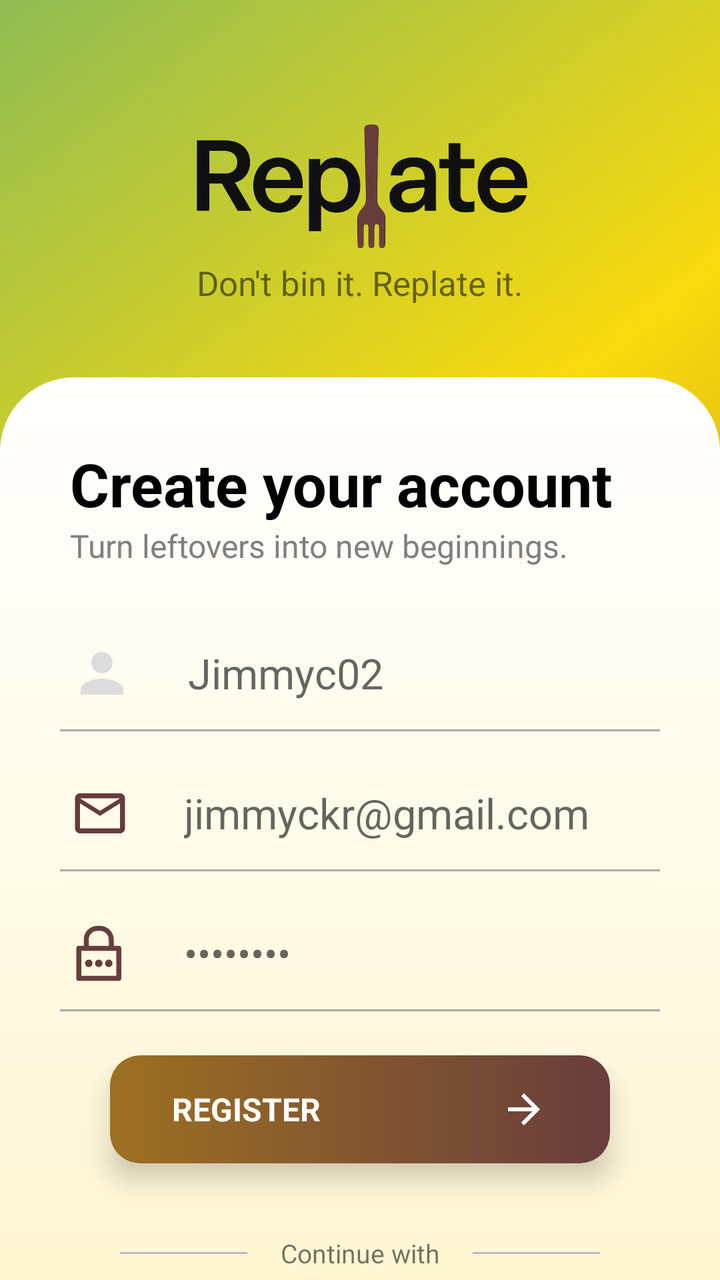
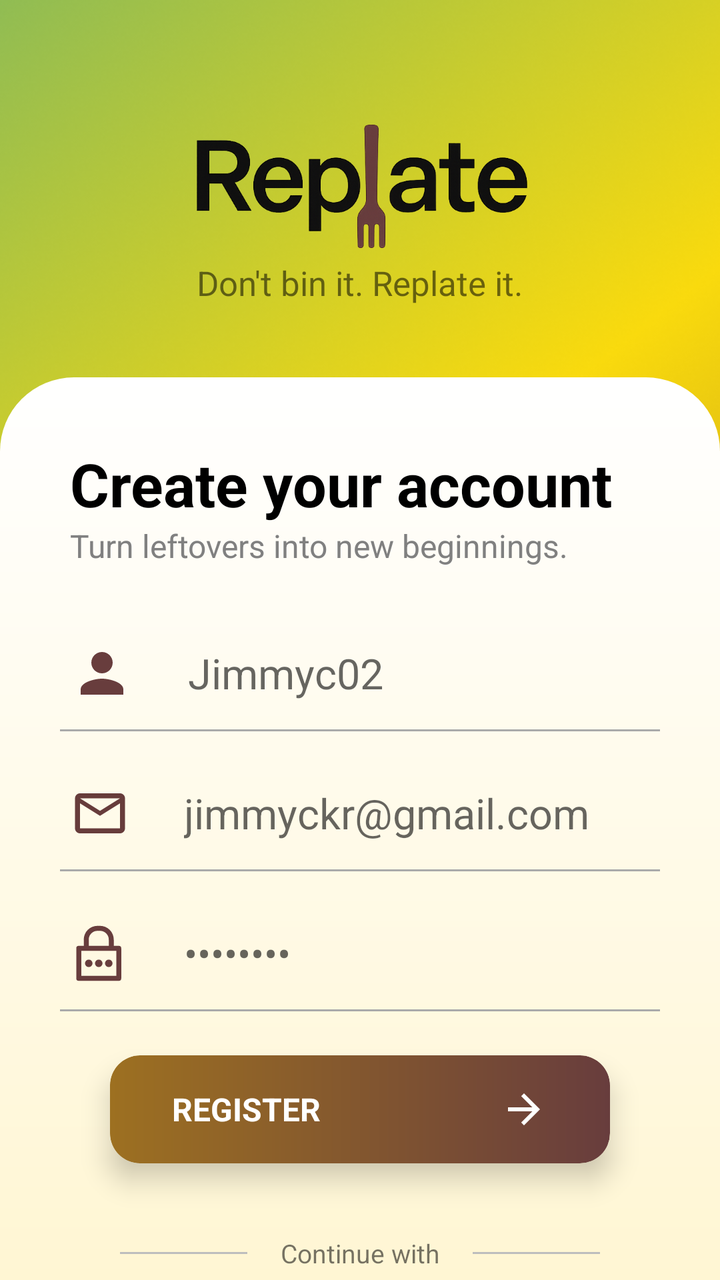

An Android layout rendered at two revisions. The XML below is the earlier revision; the diff shows what the commit changed to produce the second picture.
<!-- AndroidManifest.xml: application theme Theme.Replate -->
<!-- res/layout/activity_register.xml -->
<?xml version="1.0" encoding="utf-8"?>
<LinearLayout
    xmlns:app="http://schemas.android.com/apk/res-auto"
    xmlns:android="http://schemas.android.com/apk/res/android"
  android:gravity="center_horizontal"
    android:orientation="vertical"
    android:layout_width="match_parent"
    android:layout_height="match_parent"
    android:background="@drawable/mainbackground">
    <ImageView
        android:layout_marginTop="60dp"
        android:layout_width="170dp"
        android:layout_height="70dp"
        android:src="@drawable/replatedarknarrower"/>
    <TextView
        android:layout_width="wrap_content"
        android:layout_height="wrap_content"
        android:text="Don't bin it. Replate it."
        android:textSize="17dp"/>

    <LinearLayout
        android:visibility="visible"
        android:id="@+id/slideup"
        android:layout_width="match_parent"
        android:layout_height="800dp"
        android:layout_marginTop="36dp"
        android:background="@drawable/login_banner_background"
        android:orientation="vertical">

        <TextView
            android:layout_width="wrap_content"
            android:layout_height="wrap_content"
            android:layout_marginStart="35dp"
            android:layout_marginTop="33dp"
            android:text="Create your account"
            android:textColor="@color/black"
            android:textSize="30dp"
            android:textStyle="bold" />

        <TextView
            android:layout_width="wrap_content"
            android:layout_height="wrap_content"
            android:layout_marginStart="35dp"
            android:text="Turn leftovers into new beginnings."
            android:textColor="#808080"
            android:orientation="vertical"
            android:textSize="16dp"
            />

        <LinearLayout
            android:layout_marginStart="35dp"
            android:layout_marginTop="37dp"
            android:layout_width="wrap_content"
            android:layout_height="wrap_content"
            >
            <ImageView
                android:layout_width="32dp"
                android:layout_height="32dp"
                android:src="@drawable/ic_login"/>

            <EditText
                android:background="@null"
                android:id="@+id/login"
                android:layout_width="wrap_content"
                android:layout_height="wrap_content"
                android:layout_gravity="center_vertical"
                android:layout_marginStart="27dp"
                android:hint="Jimmyc02"
                android:textSize="21dp" />
        </LinearLayout>
        <View
            android:layout_marginTop="12dp"
            android:layout_marginHorizontal="30dp"
            android:layout_width="match_parent"
            android:layout_height="1dp"
            android:background="@android:color/darker_gray" />
        <LinearLayout
            android:layout_marginStart="35dp"
            android:layout_marginTop="25dp"
            android:layout_width="wrap_content"
            android:layout_height="wrap_content"
            >
            <ImageView
                android:layout_width="30dp"
                android:layout_height="32dp"
                android:src="@drawable/baseline_mail_outline_24"/>
            <EditText
                android:background="@null"
                android:id="@+id/mail"
                android:layout_gravity="center_vertical"
                android:layout_width="wrap_content"
                android:layout_height="wrap_content"
                android:hint="jimmyckr@gmail.com"
                android:layout_marginStart="27dp"
                android:textSize="21dp"/>
        </LinearLayout>
        <View
            android:layout_marginTop="12dp"
            android:layout_marginHorizontal="30dp"
            android:layout_width="match_parent"
            android:layout_height="1dp"
            android:background="@android:color/darker_gray" />
        <LinearLayout
            android:layout_marginStart="35dp"
            android:layout_marginTop="25dp"
            android:layout_width="wrap_content"
            android:layout_height="wrap_content"
            >
            <ImageView
                android:tint="@color/brown"
                android:layout_width="30dp"
                android:layout_height="32dp"
                android:src="@drawable/ic_locker"/>
            <EditText
                android:background="@null"
                android:id="@+id/password"
                android:layout_gravity="center_vertical"
                android:layout_width="wrap_content"
                android:layout_height="wrap_content"
                android:hint="••••••••"
                android:inputType="textPassword"
                android:layout_marginStart="27dp"
                android:textSize="20dp"/>
        </LinearLayout>
        <View
            android:layout_marginVertical="12dp"
            android:layout_marginHorizontal="30dp"
            android:layout_width="match_parent"
            android:layout_height="1dp"
            android:background="@android:color/darker_gray" />
        <LinearLayout
            android:visibility="gone"
            android:layout_marginTop="25dp"
            android:gravity="center"
            android:layout_width="match_parent"
            android:layout_height="wrap_content"
            android:orientation="horizontal">
            <ImageButton
                android:id="@+id/google"
                android:layout_width="60dp"
                android:scaleY="0.8"
                android:scaleX="0.8"
                android:background="@drawable/register_icons_background"
                android:layout_height="60dp"
                android:src="@drawable/ic_google"/>
            <ImageButton
                android:id="@+id/facebook"
                android:layout_width="60dp"
                android:background="@null"
                android:layout_height="60dp"
                android:src="@drawable/ic_facebook"/>
            <ImageButton
                android:id="@+id/phone"
                android:layout_marginStart="12dp"
                android:layout_width="31dp"
                android:scaleX="1.5"
                android:scaleY="1.5"
                android:background="@drawable/register_icons_background"
                android:layout_height="31dp"
                android:src="@drawable/ic_phon"/>
        </LinearLayout>



        <androidx.cardview.widget.CardView
            android:id="@+id/registerbtn"
            android:layout_gravity="center_horizontal"
            xmlns:android="http://schemas.android.com/apk/res/android"
            xmlns:app="http://schemas.android.com/apk/res-auto"
            android:layout_width="250dp"
            android:layout_height="wrap_content"
            app:cardElevation="8dp"
            app:cardCornerRadius="15dp"
            app:cardBackgroundColor="@android:color/transparent"
android:layout_marginTop="10dp"            android:layout_marginBottom="20dp"
          >

            <LinearLayout
                android:layout_width="match_parent"
                android:layout_height="wrap_content"
                android:orientation="horizontal"
                android:gravity="center_vertical"
                android:background="@drawable/brown_btn"
                android:paddingHorizontal="16dp"
                android:paddingVertical="15dp">

                <TextView
                    android:layout_marginStart="15dp"
                    android:layout_width="0dp"
                    android:layout_weight="1"
                    android:layout_height="wrap_content"
                    android:text="REGISTER"
                    android:textColor="#FFFFFF"
                    android:textStyle="bold"
                    android:textSize="16sp"/>

                <ImageView
                    android:layout_marginEnd="15dp"
                    android:layout_width="24dp"
                    android:layout_height="24dp"
                    android:src="@drawable/ic_arrow_forward"
                android:contentDescription="Arrow"/>

            </LinearLayout>
        </androidx.cardview.widget.CardView>

        <LinearLayout
            android:layout_marginHorizontal="60dp"
            android:layout_width="match_parent"
            android:layout_height="wrap_content"
            android:orientation="horizontal"
            android:gravity="center_vertical"
            android:layout_marginTop="16dp"
            android:layout_marginBottom="10dp">

            <View
                android:layout_width="0dp"
                android:layout_height="1dp"
                android:layout_weight="1"
                android:background="#BDBDBD" /> 

            <TextView
                android:textSize="13dp"
                android:layout_width="wrap_content"
                android:layout_height="wrap_content"
                android:text="     Continue with     "
                 />

            <View
                android:layout_width="0dp"
                android:layout_height="1dp"
                android:layout_weight="1"
                android:background="#BDBDBD" />
        </LinearLayout>

            <LinearLayout
                android:gravity="center"
                android:layout_width="match_parent"
                android:layout_height="wrap_content"
                android:orientation="horizontal"
                android:layout_marginHorizontal="30dp">

                    <LinearLayout
                        android:id="@+id/googleregistration"
                        android:layout_width="120dp"
                        android:layout_height="40dp"
                        android:orientation="horizontal"
                        android:gravity="center_vertical"
                        android:background="@drawable/register_icons_background"
                        android:paddingVertical="5dp">

                        <ImageView
                            android:src="@drawable/ic_google"
                            android:scaleX="0.8"
                            android:scaleY="0.8"
                            android:layout_width="0dp"
                            android:layout_weight="1"
                            android:layout_height="match_parent"
                            />
                    </LinearLayout>
<Space
    android:layout_width="20dp"
    android:layout_height="match_parent"/>

                    <LinearLayout
                        android:id="@+id/phoneregistration"
                        android:layout_width="120dp"
                        android:layout_height="40dp"
                        android:orientation="horizontal"
                        android:gravity="center_vertical"
                        android:background="@drawable/register_icons_background"
                        android:paddingVertical="5dp">

                        <ImageView
                            android:src="@drawable/ic_phon"
                            android:scaleX="1.2"
                            android:scaleY="1.2"
                            android:layout_width="0dp"
                            android:layout_weight="1"
                            android:layout_height="wrap_content"
                            />
                    </LinearLayout>

            </LinearLayout>


        <TextView
            android:layout_width="wrap_content"
            android:layout_height="wrap_content"
            android:text="Already have an account?"
            android:layout_gravity="center_horizontal"
            android:layout_marginTop="20dp"/>
        <androidx.cardview.widget.CardView
            android:id="@+id/signinbtn"
            android:layout_gravity="center_horizontal"
            xmlns:android="http://schemas.android.com/apk/res/android"
            xmlns:app="http://schemas.android.com/apk/res-auto"
            android:layout_width="250dp"
            android:layout_height="wrap_content"
            app:cardElevation="8dp"
            app:cardCornerRadius="15dp"
            app:cardBackgroundColor="@android:color/transparent"
            android:layout_margin="8dp"
            >

            <LinearLayout
                android:layout_width="match_parent"
                android:layout_height="wrap_content"
                android:orientation="horizontal"
                android:gravity="center"
                android:background="#F7D90E"
                android:paddingHorizontal="16dp"
                android:paddingVertical="15dp">

                <TextView
                    android:textAlignment="center"
                    android:layout_marginStart="15dp"
                    android:layout_width="0dp"
                    android:layout_weight="1"
                    android:layout_height="wrap_content"
                    android:text="SIGN IN"
                    android:textColor="#000000"
                    android:textStyle="bold"
                    android:textSize="16sp"/>

            </LinearLayout>
        </androidx.cardview.widget.CardView>



    </LinearLayout>

</LinearLayout>
<!-- resources referenced by this layout -->
<resources>
  <color name="black">#FF000000</color>
  <color name="brown">#683D3D</color>
  <!-- drawable baseline_mail_outline_24 (drawable) -->
  <vector android:height="24dp" android:tint="#673C3B"
      android:viewportHeight="24" android:viewportWidth="24"
      android:width="24dp" xmlns:android="http://schemas.android.com/apk/res/android">
      <path android:fillColor="@android:color/white" android:pathData="M20,4L4,4c-1.1,0 -1.99,0.9 -1.99,2L2,18c0,1.1 0.9,2 2,2h16c1.1,0 2,-0.9 2,-2L22,6c0,-1.1 -0.9,-2 -2,-2zM20,18L4,18L4,8l8,5 8,-5v10zM12,11L4,6h16l-8,5z"/>
  </vector>
  <!-- drawable brown_btn (drawable) -->
  <shape xmlns:android="http://schemas.android.com/apk/res/android"
      android:shape="rectangle">
      <gradient
          android:startColor="#683D3D"
          android:endColor="#9D7021"
          android:angle="180" />
      <corners android:radius="15dp" />
  </shape>
  <!-- drawable ic_arrow_forward (drawable) -->
  <vector android:autoMirrored="true" android:height="24dp"
      android:tint="#ffffff" android:viewportHeight="24"
      android:viewportWidth="24" android:width="24dp" xmlns:android="http://schemas.android.com/apk/res/android">
      <path android:fillColor="@android:color/white" android:pathData="M12,4l-1.41,1.41L16.17,11H4v2h12.17l-5.58,5.59L12,20l8,-8z"/>
  </vector>
  <!-- drawable ic_facebook (drawable) -->
  <vector xmlns:android="http://schemas.android.com/apk/res/android"
      android:width="48dp"
      android:height="48dp"
      android:viewportWidth="48"
      android:viewportHeight="48">
    <path
        android:pathData="M24,5A19,19 0,1 0,24 43A19,19 0,1 0,24 5Z"
        android:fillColor="#039be5"/>
    <path
        android:pathData="M26.572,29.036h4.917l0.772,-4.995h-5.69v-2.73c0,-2.075 0.678,-3.915 2.619,-3.915h3.119v-4.359c-0.548,-0.074 -1.707,-0.236 -3.897,-0.236c-4.573,0 -7.254,2.415 -7.254,7.917v3.323h-4.701v4.995h4.701v13.729C22.089,42.905 23.032,43 24,43c0.875,0 1.729,-0.08 2.572,-0.194V29.036z"
        android:fillColor="#fff"/>
  </vector>
  <!-- drawable ic_login (drawable) -->
  <vector android:height="24dp" android:tint="#DCDCDC"
      android:viewportHeight="24" android:viewportWidth="24"
      android:width="24dp" xmlns:android="http://schemas.android.com/apk/res/android">
      <path android:fillColor="@android:color/white" android:pathData="M12,12c2.21,0 4,-1.79 4,-4s-1.79,-4 -4,-4 -4,1.79 -4,4 1.79,4 4,4zM12,14c-2.67,0 -8,1.34 -8,4v2h16v-2c0,-2.66 -5.33,-4 -8,-4z"/>
  </vector>
  <!-- drawable login_banner_background (drawable) -->
  <?xml version="1.0" encoding="utf-8"?>
  <shape xmlns:android="http://schemas.android.com/apk/res/android"
      android:shape="rectangle">
  
      
      <gradient
          android:startColor="#FFEFB1"
          android:endColor="#FFffff"
          android:angle="90" />
  
      
      <corners
          android:topLeftRadius="37dp"
          android:topRightRadius="37dp"
          android:bottomLeftRadius="0dp"
          android:bottomRightRadius="0dp" />
  </shape>
  <!-- drawable register_icons_background (drawable) -->
  <shape xmlns:android="http://schemas.android.com/apk/res/android"
      android:shape="rectangle">
  
      <solid android:color="#ffffff" />
  
      <corners android:radius="15dp" />
  </shape>
  <style name="Theme.Replate" parent="Base.Theme.Replate" />
  <style name="Base.Theme.Replate" parent="Theme.MaterialComponents.DayNight.NoActionBar">
          
          
      </style>
  <!-- unchanged entries left out for length: 5 -->
</resources>

<!-- the commit's change to res/layout/activity_register.xml (unified diff, before → after) -->
@@ -54,6 +54,7 @@
             android:layout_height="wrap_content"
             >
             <ImageView
+                app:tint="@color/brown"
                 android:layout_width="32dp"
                 android:layout_height="32dp"
                 android:src="@drawable/ic_login"/>
@@ -107,7 +108,7 @@
             android:layout_height="wrap_content"
             >
             <ImageView
-                android:tint="@color/brown"
+                app:tint="@color/brown"
                 android:layout_width="30dp"
                 android:layout_height="32dp"
                 android:src="@drawable/ic_locker"/>
